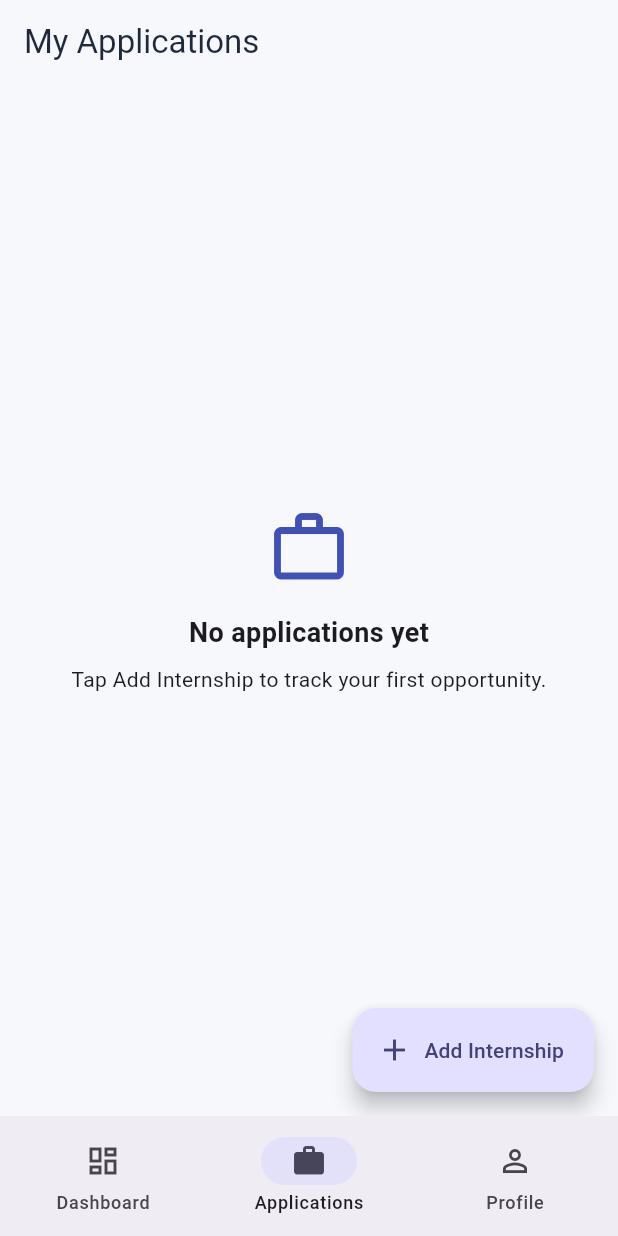
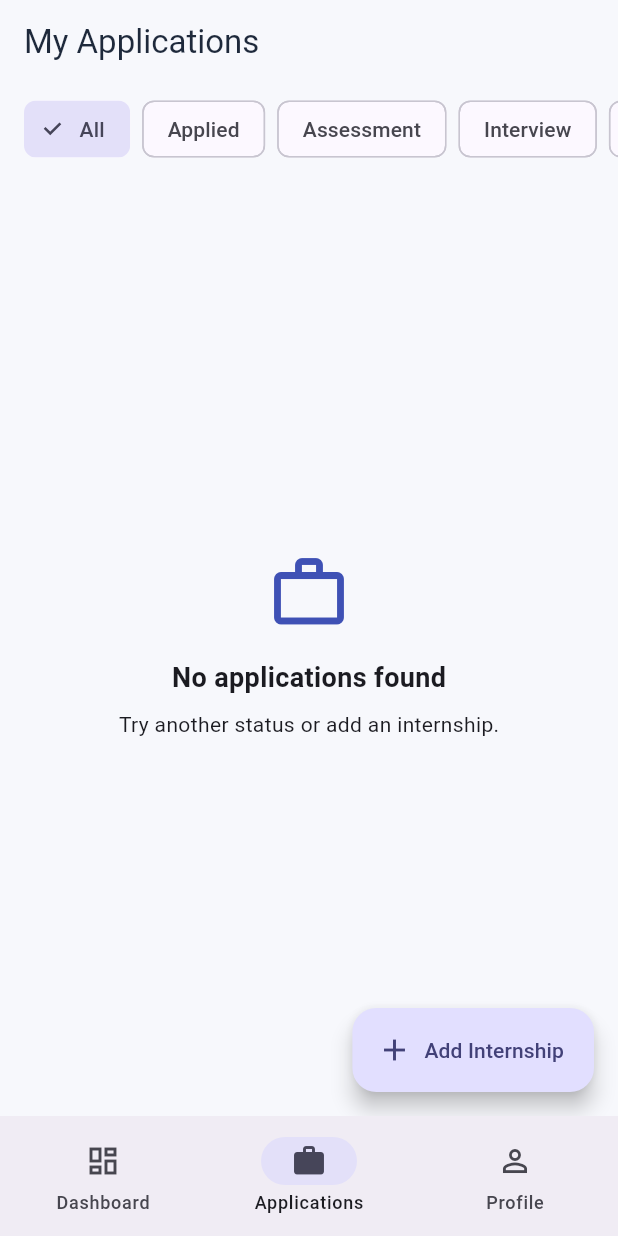
Before and after one commit to thagaramvamshi/internship_tracker, a Flutter app: the screen it shows after launch, item 2 of the bottom bar chosen, on a phone screen of 412 x 824 dp. Run offline on Flutter 3.47's test engine with Material 3 defaults, Android fonts, the phone set to English and light mode, and no system bars.

Commit message:
Add application status filters and deletion

```diff
--- a/lib/screens/applications_screen.dart
+++ b/lib/screens/applications_screen.dart
@@ -2,16 +2,60 @@
 import 'package:flutter/material.dart';
 import 'package:provider/provider.dart';
 
+import '../models/internship.dart';
 import '../providers/internship_provider.dart';
 import 'add_internship_screen.dart';
 
-class ApplicationsScreen extends StatelessWidget {
+class ApplicationsScreen extends StatefulWidget {
   const ApplicationsScreen({super.key});
+
+  @override
+  State<ApplicationsScreen> createState() => _ApplicationsScreenState();
+}
+
+class _ApplicationsScreenState extends State<ApplicationsScreen> {
+  InternshipStatus? _selectedStatus;
+
+  Future<void> _confirmDelete(
+    BuildContext context,
+    Internship internship,
+  ) async {
+    final confirmed = await showDialog<bool>(
+      context: context,
+      builder: (dialogContext) => AlertDialog(
+        title: const Text('Delete application?'),
+        content: Text(
+          'Remove ${internship.company} - ${internship.role}?',
+        ),
+        actions: [
+          TextButton(
+            onPressed: () => Navigator.pop(dialogContext, false),
+            child: const Text('Cancel'),
+          ),
+          FilledButton(
+            onPressed: () => Navigator.pop(dialogContext, true),
+            child: const Text('Delete'),
+          ),
+        ],
+      ),
+    );
+
+    if (confirmed == true && context.mounted) {
+      context.read<InternshipProvider>().deleteInternship(internship.id);
+      ScaffoldMessenger.of(context).showSnackBar(
+        const SnackBar(content: Text('Application deleted')),
+      );
+    }
+  }
 
   @override
   Widget build(BuildContext context) {
     final provider = context.watch<InternshipProvider>();
-    final applications = provider.internships.reversed.toList();
+
+    final filtered = provider.internships.where((item) {
+      return _selectedStatus == null || item.status == _selectedStatus;
+    }).toList()
+      ..sort((a, b) => b.appliedDate.compareTo(a.appliedDate));
 
     return Scaffold(
       appBar: AppBar(title: const Text('My Applications')),
@@ -26,37 +70,57 @@ class ApplicationsScreen extends StatelessWidget {
         icon: const Icon(Icons.add),
         label: const Text('Add Internship'),
       ),
-      body: applications.isEmpty
+      body: Column(
+        children: [
+          SizedBox(
+            height: 60,
+            child: ListView(
+              padding: const EdgeInsets.symmetric(horizontal: 16, vertical: 8),
+              scrollDirection: Axis.horizontal,
+              children: [
+                _filterChip('All', null),
+                ...InternshipStatus.values.map(
+                  (status) => _filterChip(
+                    _statusLabel(status),
+                    status,
+                  ),
+                ),
+              ],
+            ),
+          ),
+          Expanded(
+            child: filtered.isEmpty
                 ? const Center(
                     child: Padding(
                       padding: EdgeInsets.all(24),
                       child: Column(
                         mainAxisSize: MainAxisSize.min,
                         children: [
-                    Icon(Icons.work_outline, size: 56, color: Colors.indigo),
+                          Icon(
+                            Icons.work_outline,
+                            size: 56,
+                            color: Colors.indigo,
+                          ),
                           SizedBox(height: 16),
                           Text(
-                      'No applications yet',
+                            'No applications found',
                             style: TextStyle(
                               fontSize: 18,
                               fontWeight: FontWeight.bold,
                             ),
                           ),
                           SizedBox(height: 8),
-                    Text(
-                      'Tap Add Internship to track your first opportunity.',
-                      textAlign: TextAlign.center,
-                    ),
+                          Text('Try another status or add an internship.'),
                         ],
                       ),
                     ),
                   )
                 : ListView.separated(
-              padding: const EdgeInsets.all(16),
-              itemCount: applications.length,
+                    padding: const EdgeInsets.fromLTRB(16, 8, 16, 100),
+                    itemCount: filtered.length,
                     separatorBuilder: (_, _) => const SizedBox(height: 10),
                     itemBuilder: (context, index) {
-                final item = applications[index];
+                      final item = filtered[index];
 
                       return Card(
                         child: ListTile(
@@ -65,17 +129,59 @@ class ApplicationsScreen extends StatelessWidget {
                           ),
                           title: Text(
                             item.company,
-                      style: const TextStyle(fontWeight: FontWeight.bold),
+                            style: const TextStyle(
+                              fontWeight: FontWeight.bold,
+                            ),
                           ),
                           subtitle: Text('${item.role}\n${item.location}'),
                           isThreeLine: true,
-                    trailing: Chip(
-                      label: Text(item.status.name),
+                          trailing: Row(
+                            mainAxisSize: MainAxisSize.min,
+                            children: [
+                              Chip(label: Text(_statusLabel(item.status))),
+                              IconButton(
+                                tooltip: 'Delete application',
+                                icon: const Icon(
+                                  Icons.delete_outline,
+                                  color: Colors.redAccent,
+                                ),
+                                onPressed: () => _confirmDelete(context, item),
+                              ),
+                            ],
                           ),
                         ),
                       );
                     },
                   ),
+          ),
+        ],
+      ),
     );
   }
+
+  Widget _filterChip(String label, InternshipStatus? status) {
+    return Padding(
+      padding: const EdgeInsets.only(right: 8),
+      child: FilterChip(
+        label: Text(label),
+        selected: _selectedStatus == status,
+        onSelected: (_) => setState(() => _selectedStatus = status),
+      ),
+    );
   }
+
+  String _statusLabel(InternshipStatus status) {
+    switch (status) {
+      case InternshipStatus.applied:
+        return 'Applied';
+      case InternshipStatus.assessment:
+        return 'Assessment';
+      case InternshipStatus.interview:
+        return 'Interview';
+      case InternshipStatus.selected:
+        return 'Selected';
+      case InternshipStatus.rejected:
+        return 'Rejected';
+    }
+  }
+}
```
Lines whose indentation alone changed are shown as unchanged.
